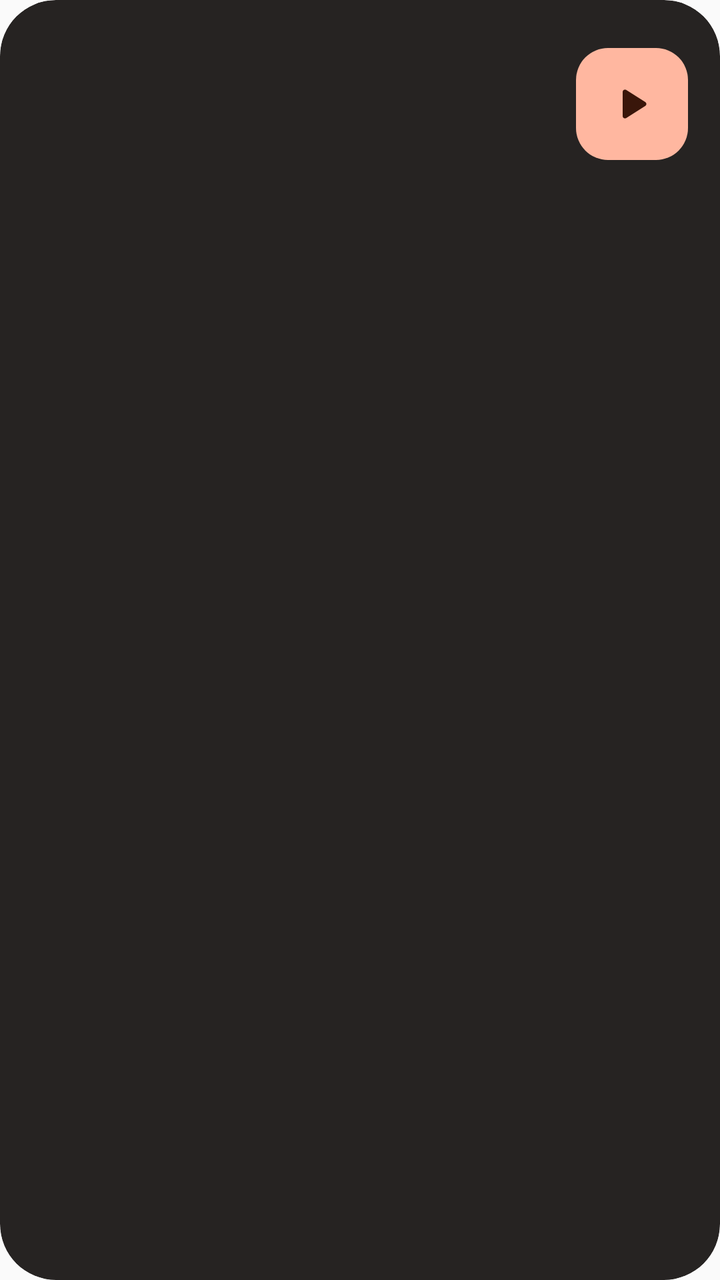
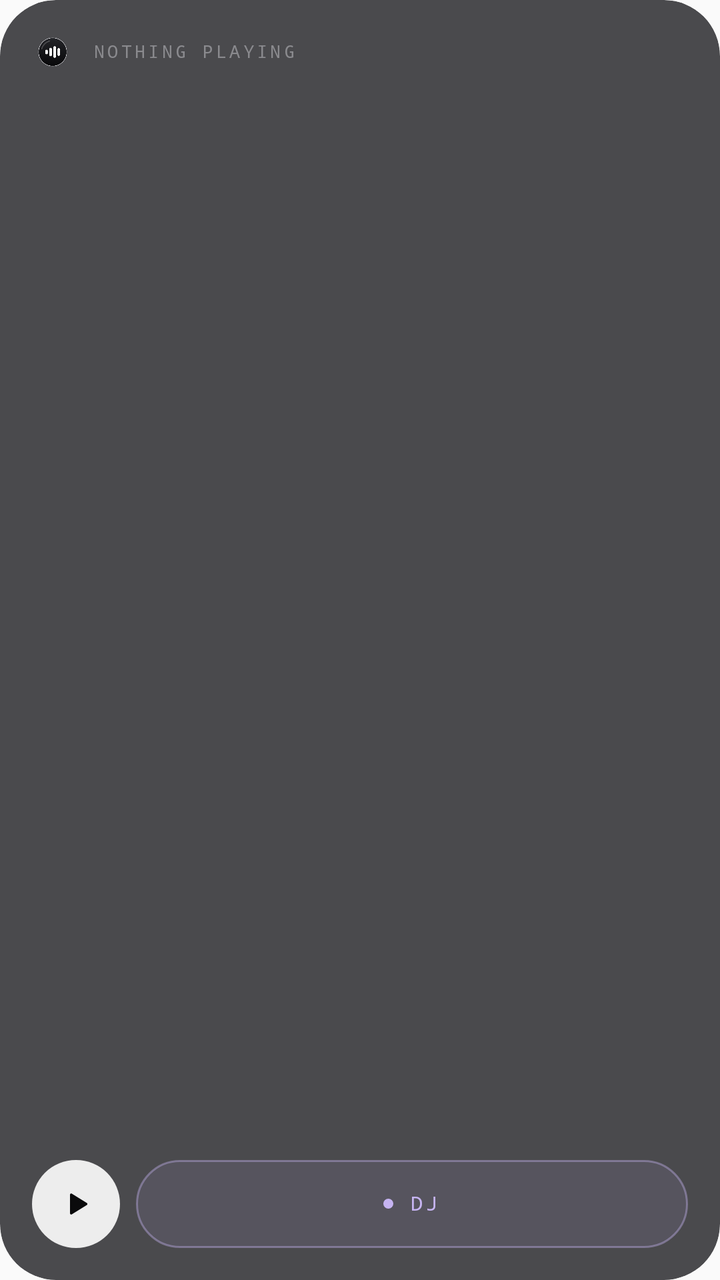

Screens rendered from an Android XML layout before and after an edit, with the pre-edit source and the edit as a unified diff.
<!-- AndroidManifest.xml: application theme AppTheme -->
<!-- res/layout/widget_idle_cover.xml -->
<?xml version="1.0" encoding="utf-8"?>
<FrameLayout xmlns:android="http://schemas.android.com/apk/res/android"
    android:id="@android:id/background"
    android:layout_width="match_parent"
    android:layout_height="match_parent"
    android:background="@drawable/wg_shape"
    android:clipToOutline="true">

    <ImageView
        android:id="@+id/wg_bg"
        android:layout_width="match_parent"
        android:layout_height="match_parent"
        android:importantForAccessibility="no"
        android:scaleType="fitXY" />

    <LinearLayout
        android:layout_width="match_parent"
        android:layout_height="match_parent"
        android:orientation="vertical"
        android:paddingStart="16dp"
        android:paddingTop="16dp"
        android:paddingEnd="16dp"
        android:paddingBottom="16dp">

        <LinearLayout
            android:layout_width="match_parent"
            android:layout_height="64dp"
            android:gravity="bottom"
            android:orientation="horizontal">

            <ImageView
                android:id="@+id/wg_art"
                android:layout_width="64dp"
                android:layout_height="64dp"
                android:importantForAccessibility="no"
                android:scaleType="fitXY" />

            <FrameLayout
                android:layout_width="0dp"
                android:layout_height="1dp"
                android:layout_weight="1" />

            <FrameLayout
                android:id="@+id/wg_play"
                android:layout_width="56dp"
                android:layout_height="56dp"
                android:background="@drawable/wg_i_play"
                android:contentDescription="@string/wg_resume">

                <ImageView style="@style/WgIPlayIcon" />
            </FrameLayout>
        </LinearLayout>

        <FrameLayout
            android:layout_width="match_parent"
            android:layout_height="0dp"
            android:layout_weight="1" />

        <TextView
            android:id="@+id/wg_title"
            style="@style/WgI" />

        <TextView
            android:id="@+id/wg_sub"
            style="@style/WgI.Sub" />
    </LinearLayout>
</FrameLayout>
<!-- resources referenced by this layout -->
<resources>
  <!-- drawable wg_i_play (drawable) -->
  <?xml version="1.0" encoding="utf-8"?>
  <ripple xmlns:android="http://schemas.android.com/apk/res/android" android:color="#2939160A">
      <item>
          <shape android:shape="rectangle">
              <corners android:radius="16dp" />
              <solid android:color="@color/wg_i_primary" />
          </shape>
      </item>
  </ripple>
  <!-- drawable wg_shape (drawable) -->
  <?xml version="1.0" encoding="utf-8"?>
  <shape xmlns:android="http://schemas.android.com/apk/res/android" android:shape="rectangle">
      <corners android:radius="@dimen/wg_radius" />
      <solid android:color="@color/wg_glass" />
  </shape>
  <string name="wg_resume">Resume</string>
  <style name="WgI">
          <item name="android:layout_width">match_parent</item>
          <item name="android:layout_height">20dp</item>
          <item name="android:gravity">center_vertical|start</item>
          <item name="android:singleLine">true</item>
          <item name="android:ellipsize">end</item>
          <item name="android:includeFontPadding">false</item>
          <item name="android:fontFamily">sans-serif-medium</item>
          <item name="android:textSize">14dp</item>
          <item name="android:textColor">@color/wg_i_on</item>
      </style>
  <style name="WgI.Sub">
          <item name="android:layout_height">16dp</item>
          <item name="android:fontFamily">sans-serif</item>
          <item name="android:textSize">12dp</item>
          <item name="android:textColor">@color/wg_i_onvar</item>
      </style>
  <style name="WgIPlayIcon">
          <item name="android:layout_width">28dp</item>
          <item name="android:layout_height">28dp</item>
          <item name="android:layout_gravity">center</item>
          <item name="android:src">@drawable/ic_wg_play</item>
          <item name="android:tint">@color/wg_i_onprimary</item>
          <item name="android:importantForAccessibility">no</item>
      </style>
  <style name="AppTheme" parent="Theme.AppCompat.Light.DarkActionBar">
          
          <item name="colorPrimary">@color/colorPrimary</item>
          <item name="colorPrimaryDark">@color/colorPrimaryDark</item>
          <item name="colorAccent">@color/colorAccent</item>
      </style>
  <color name="wg_i_primary">#FFFFB7A0</color>
  <dimen name="wg_radius">28dp</dimen>
  <color name="wg_glass">#EB141110</color>
  <color name="wg_i_on">#FFF8EBE7</color>
  <color name="wg_i_onvar">#FFD0B8B0</color>
  <!-- drawable ic_wg_play (drawable) -->
  <?xml version="1.0" encoding="utf-8"?>
  <vector xmlns:android="http://schemas.android.com/apk/res/android"
      android:width="24dp"
      android:height="24dp"
      android:viewportWidth="24"
      android:viewportHeight="24">
      <path
          android:fillColor="#FFFFFFFF"
          android:pathData="M8,6.82v10.36c0,0.79 0.87,1.27 1.54,0.84l8.14,-5.18c0.62,-0.39 0.62,-1.29 0,-1.69L9.54,5.98C8.87,5.55 8,6.03 8,6.82z" />
  </vector>
  <color name="wg_i_onprimary">#FF39160A</color>
</resources>

<!-- the commit's change to res/layout/widget_idle_cover.xml (unified diff, before → after) -->
@@ -17,38 +17,41 @@
         android:layout_width="match_parent"
         android:layout_height="match_parent"
         android:orientation="vertical"
-        android:paddingStart="16dp"
-        android:paddingTop="16dp"
-        android:paddingEnd="16dp"
-        android:paddingBottom="16dp">
+        android:padding="16dp">
 
         <LinearLayout
             android:layout_width="match_parent"
-            android:layout_height="64dp"
-            android:gravity="bottom"
+            android:layout_height="wrap_content"
+            android:gravity="center_vertical"
             android:orientation="horizontal">
 
             <ImageView
-                android:id="@+id/wg_art"
-                android:layout_width="64dp"
-                android:layout_height="64dp"
+                android:layout_width="30dp"
+                android:layout_height="20dp"
+                android:layout_marginStart="-5dp"
                 android:importantForAccessibility="no"
-                android:scaleType="fitXY" />
+                android:src="@drawable/ic_wg_mark" />
 
-            <FrameLayout
+            <LinearLayout
                 android:layout_width="0dp"
-                android:layout_height="1dp"
-                android:layout_weight="1" />
+                android:layout_height="wrap_content"
+                android:layout_marginStart="5dp"
+                android:layout_weight="1"
+                android:orientation="vertical">
 
-            <FrameLayout
-                android:id="@+id/wg_play"
-                android:layout_width="56dp"
-                android:layout_height="56dp"
-                android:background="@drawable/wg_i_play"
-                android:contentDescription="@string/wg_resume">
+                <TextView
+                    style="@style/WgMono"
+                    android:letterSpacing="0.16"
+                    android:text="NOTHING PLAYING" />
 
-                <ImageView style="@style/WgIPlayIcon" />
-            </FrameLayout>
+                <TextView
+                    android:id="@+id/wg_greeting"
+                    style="@style/WgText"
+                    android:layout_marginTop="2dp"
+                    android:letterSpacing="-0.015"
+                    android:textSize="20dp"
+                    android:visibility="gone" />
+            </LinearLayout>
         </LinearLayout>
 
         <FrameLayout
@@ -58,10 +61,54 @@
 
         <TextView
             android:id="@+id/wg_title"
-            style="@style/WgI" />
+            style="@style/WgText"
+            android:letterSpacing="-0.01"
+            android:textSize="17dp" />
 
         <TextView
             android:id="@+id/wg_sub"
-            style="@style/WgI.Sub" />
+            style="@style/WgText.Muted"
+            android:layout_marginTop="3dp"
+            android:textSize="12dp" />
+
+        <LinearLayout
+            android:layout_width="match_parent"
+            android:layout_height="wrap_content"
+            android:layout_marginTop="12dp"
+            android:gravity="center_vertical"
+            android:orientation="horizontal">
+
+            <ImageView
+                android:id="@+id/wg_play"
+                style="@style/WgPlay" />
+
+            <LinearLayout
+                android:id="@+id/wg_dj"
+                android:layout_width="0dp"
+                android:layout_height="44dp"
+                android:background="@drawable/wg_dj_pill"
+                android:contentDescription="@string/wg_start_dj"
+                android:gravity="center"
+                android:orientation="horizontal"
+                android:paddingStart="0dp"
+                android:paddingEnd="0dp"
+                android:layout_marginStart="8dp"
+                android:layout_weight="1">
+
+                <ImageView
+                    android:layout_width="5dp"
+                    android:layout_height="5dp"
+                    android:layout_marginEnd="8dp"
+                    android:importantForAccessibility="no"
+                    android:src="@drawable/wg_dj_dot" />
+
+                <TextView
+                    style="@style/WgMono"
+                    android:letterSpacing="0.16"
+                    android:text="DJ"
+                    android:textColor="@color/wg_lilac"
+                    android:textSize="10dp" />
+            </LinearLayout>
+        </LinearLayout>
     </LinearLayout>
 </FrameLayout>
<!-- resource entries referenced after the edit -->
@@ -1,46 +1,62 @@
 <!-- resources referenced by this layout -->
 <resources>
-  <!-- drawable wg_i_play (drawable) -->
+  <color name="wg_lilac">#FFC6B4F2</color>
+  <!-- drawable ic_wg_mark (drawable) -->
   <?xml version="1.0" encoding="utf-8"?>
-  <ripple xmlns:android="http://schemas.android.com/apk/res/android" android:color="#2939160A">
-      <item>
-          <shape android:shape="rectangle">
-              <corners android:radius="16dp" />
-              <solid android:color="@color/wg_i_primary" />
-          </shape>
-      </item>
-  </ripple>
+  <bitmap xmlns:android="http://schemas.android.com/apk/res/android"
+      android:src="@drawable/ic_wg_porthole"
+      android:gravity="center" />
+  <!-- drawable wg_dj_dot (drawable) -->
+  <?xml version="1.0" encoding="utf-8"?>
+  <shape xmlns:android="http://schemas.android.com/apk/res/android" android:shape="oval">
+      <solid android:color="#FFC6B4F2" />
+  </shape>
+  <!-- drawable wg_dj_pill (drawable) -->
+  <?xml version="1.0" encoding="utf-8"?>
+  <shape xmlns:android="http://schemas.android.com/apk/res/android" android:shape="rectangle">
+      <corners android:radius="22dp" />
+      <solid android:color="#1AC6B4F2" />
+      <stroke android:width="1dp" android:color="#66C6B4F2" />
+  </shape>
   <!-- drawable wg_shape (drawable) -->
   <?xml version="1.0" encoding="utf-8"?>
   <shape xmlns:android="http://schemas.android.com/apk/res/android" android:shape="rectangle">
       <corners android:radius="@dimen/wg_radius" />
       <solid android:color="@color/wg_glass" />
   </shape>
-  <string name="wg_resume">Resume</string>
-  <style name="WgI">
-          <item name="android:layout_width">match_parent</item>
-          <item name="android:layout_height">20dp</item>
-          <item name="android:gravity">center_vertical|start</item>
+  <string name="wg_start_dj">Start the DJ</string>
+  <style name="WgMono">
+          <item name="android:layout_width">wrap_content</item>
+          <item name="android:layout_height">wrap_content</item>
           <item name="android:singleLine">true</item>
           <item name="android:ellipsize">end</item>
           <item name="android:includeFontPadding">false</item>
-          <item name="android:fontFamily">sans-serif-medium</item>
-          <item name="android:textSize">14dp</item>
-          <item name="android:textColor">@color/wg_i_on</item>
+          <item name="android:fontFamily">monospace</item>
+          <item name="android:textSize">9dp</item>
+          <item name="android:letterSpacing">0.14</item>
+          <item name="android:textColor">@color/wg_muted</item>
       </style>
-  <style name="WgI.Sub">
-          <item name="android:layout_height">16dp</item>
+  <style name="WgPlay">
+          <item name="android:layout_width">44dp</item>
+          <item name="android:layout_height">44dp</item>
+          <item name="android:padding">13dp</item>
+          <item name="android:scaleType">fitCenter</item>
+          <item name="android:background">@drawable/wg_play_bg</item>
+          <item name="android:src">@drawable/ic_wg_play</item>
+          <item name="android:tint">@color/wg_base</item>
+          <item name="android:contentDescription">@string/wg_play</item>
+      </style>
+  <style name="WgText">
+          <item name="android:layout_width">match_parent</item>
+          <item name="android:layout_height">wrap_content</item>
+          <item name="android:singleLine">true</item>
+          <item name="android:ellipsize">end</item>
+          <item name="android:includeFontPadding">false</item>
           <item name="android:fontFamily">sans-serif</item>
-          <item name="android:textSize">12dp</item>
-          <item name="android:textColor">@color/wg_i_onvar</item>
+          <item name="android:textColor">@color/wg_text</item>
       </style>
-  <style name="WgIPlayIcon">
-          <item name="android:layout_width">28dp</item>
-          <item name="android:layout_height">28dp</item>
-          <item name="android:layout_gravity">center</item>
-          <item name="android:src">@drawable/ic_wg_play</item>
-          <item name="android:tint">@color/wg_i_onprimary</item>
-          <item name="android:importantForAccessibility">no</item>
+  <style name="WgText.Muted">
+          <item name="android:textColor">@color/wg_muted</item>
       </style>
   <style name="AppTheme" parent="Theme.AppCompat.Light.DarkActionBar">
           
@@ -48,11 +64,15 @@
           <item name="colorPrimaryDark">@color/colorPrimaryDark</item>
           <item name="colorAccent">@color/colorAccent</item>
       </style>
-  <color name="wg_i_primary">#FFFFB7A0</color>
-  <dimen name="wg_radius">28dp</dimen>
-  <color name="wg_glass">#EB141110</color>
-  <color name="wg_i_on">#FFF8EBE7</color>
-  <color name="wg_i_onvar">#FFD0B8B0</color>
+  <!-- drawable ic_wg_porthole: png bitmap (drawable-nodpi, 15210 bytes) -->
+  <dimen name="wg_radius">24dp</dimen>
+  <color name="wg_glass">#CC1E1E22</color>
+  <color name="wg_muted">#FF8A8A8E</color>
+  <!-- drawable wg_play_bg (drawable) -->
+  <?xml version="1.0" encoding="utf-8"?>
+  <shape xmlns:android="http://schemas.android.com/apk/res/android" android:shape="oval">
+      <solid android:color="#FFEDEDED" />
+  </shape>
   <!-- drawable ic_wg_play (drawable) -->
   <?xml version="1.0" encoding="utf-8"?>
   <vector xmlns:android="http://schemas.android.com/apk/res/android"
@@ -60,10 +80,10 @@
       android:height="24dp"
       android:viewportWidth="24"
       android:viewportHeight="24">
-      <path
-          android:fillColor="#FFFFFFFF"
-          android:pathData="M8,6.82v10.36c0,0.79 0.87,1.27 1.54,0.84l8.14,-5.18c0.62,-0.39 0.62,-1.29 0,-1.69L9.54,5.98C8.87,5.55 8,6.03 8,6.82z" />
+      <path android:fillColor="#FFFFFFFF" android:pathData="M8,5.8v12.4a0.8,0.8 0,0 0,1.2 0.7l10,-6.2a0.8,0.8 0,0 0,0 -1.4l-10,-6.2A0.8,0.8 0,0 0,8 5.8z" />
   </vector>
-  <color name="wg_i_onprimary">#FF39160A</color>
+  <color name="wg_base">#FF0B0B0C</color>
+  <string name="wg_play">Play</string>
+  <color name="wg_text">#FFEDEDED</color>
 </resources>
 
